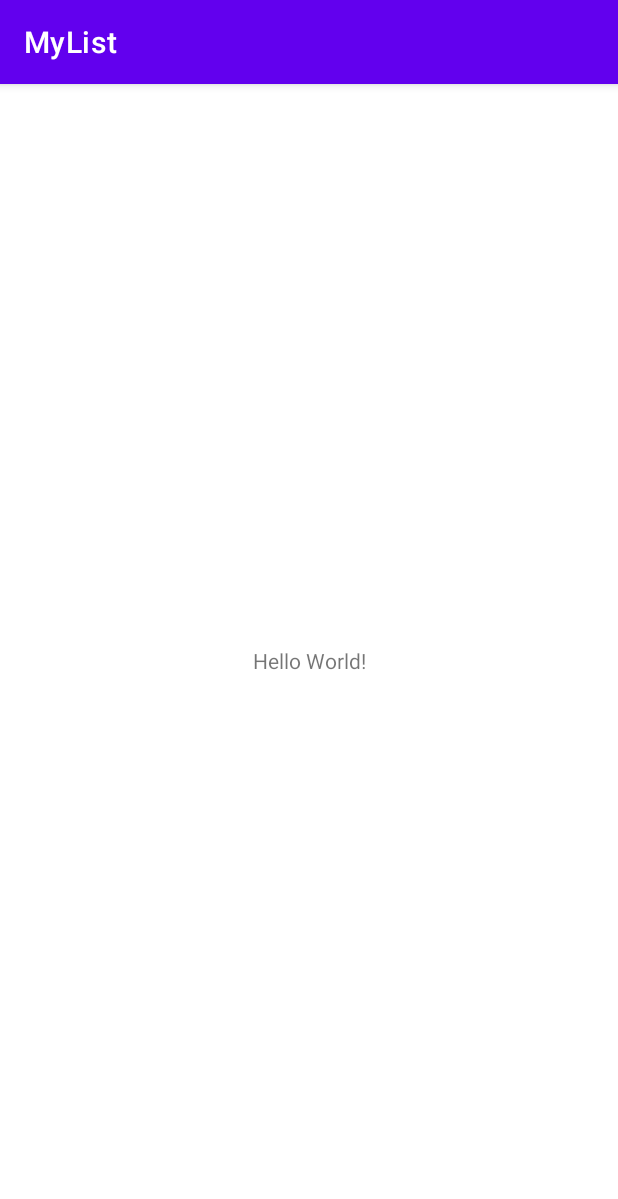
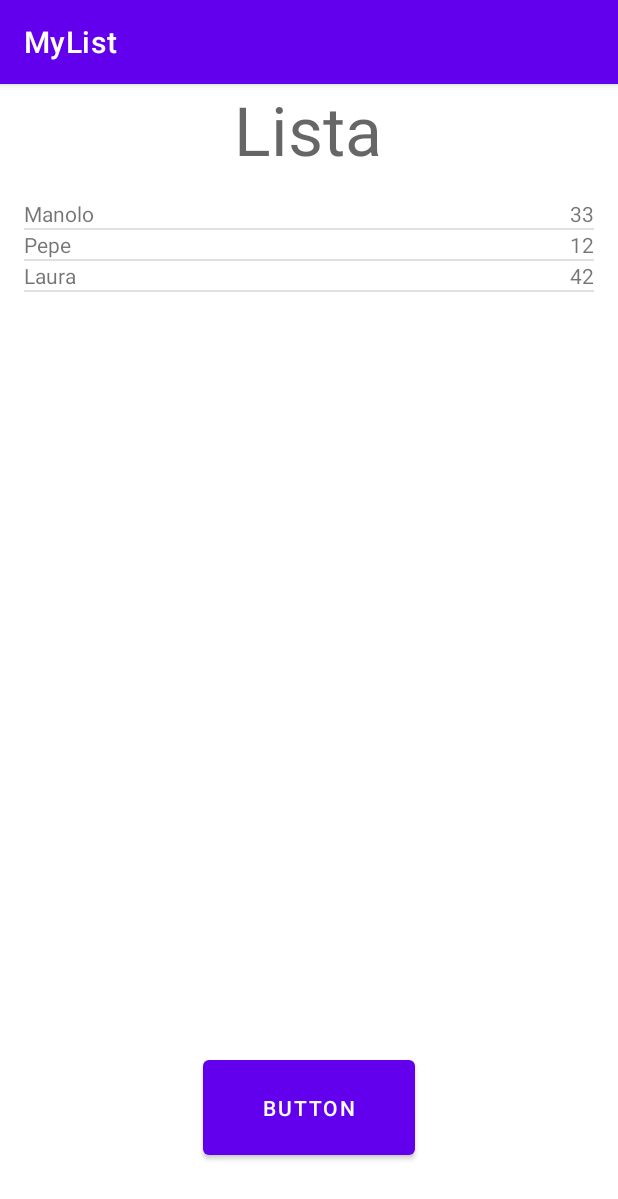
Before and after one commit to MykhailoYakyma/MyList, an Android app: the screen it shows after launch (MainActivity), on a phone screen of 412 x 824 dp. Shown: the top 1199 px of the screen. Run offline under Robolectric (Android 15) with nearby library versions, the phone set to English and light mode, and no system bars.

Commit message:
commit update

```diff
--- a/app/src/main/java/com/example/mylist/MainActivity.java
+++ b/app/src/main/java/com/example/mylist/MainActivity.java
@@ -1,14 +1,80 @@
 package com.example.mylist;
+
+import android.os.Bundle;
+import android.view.View;
+import android.view.ViewGroup;
+import android.widget.*;
 
 import androidx.appcompat.app.AppCompatActivity;
 
-import android.os.Bundle;
+import java.util.ArrayList;
+
+/*
+    Abans de començar hem de crear
+    (1) Un layout per al main amb una ListView anomenada recordsView
+            R.id.recordsView
+    (2) Un layout (lineal) per a la ListView anomenat list_item
+            R.layout.list_item
+        Aquest contindrà 2 TextView amb IDs: nom i intents
+            R.id.nom
+            R.id.intents
+
+    Referències
+        - https://github.com/codepath/android_guides/wiki/Using-an-ArrayAdapter-with-ListView
+ */
 
 public class MainActivity extends AppCompatActivity {
+
+    // Model: Record (intents=puntuació, nom)
+    class Record {
+        public int intents;
+        public String nom;
+
+        public Record(int _intents, String _nom ) {
+            intents = _intents;
+            nom = _nom;
+        }
+    }
+    // Model = Taula de records: utilitzem ArrayList
+    ArrayList<Record> records;
+
+    // ArrayAdapter serà l'intermediari amb la ListView
+    ArrayAdapter<Record> adapter;
 
     @Override
     protected void onCreate(Bundle savedInstanceState) {
         super.onCreate(savedInstanceState);
         setContentView(R.layout.activity_main);
+
+        // Inicialitzem model
+        records = new ArrayList<Record>();
+        // Afegim alguns exemples
+        records.add( new Record(33,"Manolo") );
+        records.add( new Record(12,"Pepe") );
+        records.add( new Record(42,"Laura") );
+
+        // Inicialitzem l'ArrayAdapter amb el layout pertinent
+        adapter = new ArrayAdapter<Record>( this, R.layout.list_item, records )
+        {
+            @Override
+            public View getView(int pos, View convertView, ViewGroup container)
+            {
+                // getView ens construeix el layout i hi "pinta" els valors de l'element en la posició pos
+                if( convertView==null ) {
+                    // inicialitzem l'element la View amb el seu layout
+                    convertView = getLayoutInflater().inflate(R.layout.list_item, container, false);
+                }
+                // "Pintem" valors (també quan es refresca)
+                ((TextView) convertView.findViewById(R.id.nom)).setText(getItem(pos).nom);
+                ((TextView) convertView.findViewById(R.id.intents)).setText(Integer.toString(getItem(pos).intents));
+                return convertView;
+            }
+
+        };
+
+        // busquem la ListView i li endollem el ArrayAdapter
+        ListView lv = (ListView) findViewById(R.id.recordsView);
+        lv.setAdapter(adapter);
     }
+
 }
--- a/app/src/main/res/layout/activity_main.xml
+++ b/app/src/main/res/layout/activity_main.xml
@@ -4,15 +4,46 @@
     xmlns:tools="http://schemas.android.com/tools"
     android:layout_width="match_parent"
     android:layout_height="match_parent"
+    android:background="#FFFFFF"
     tools:context=".MainActivity">
 
+    <ListView
+        android:id="@+id/recordsView"
+        android:layout_width="0dp"
+        android:layout_height="0dp"
+        android:layout_marginStart="16dp"
+        android:layout_marginTop="16dp"
+        android:layout_marginEnd="16dp"
+        android:layout_marginBottom="16dp"
+        android:background="#FFFFFF"
+        app:layout_constraintBottom_toTopOf="@+id/button"
+        app:layout_constraintEnd_toEndOf="parent"
+        app:layout_constraintHorizontal_bias="0.555"
+        app:layout_constraintStart_toStartOf="parent"
+        app:layout_constraintTop_toBottomOf="@+id/textView"
+        app:layout_constraintVertical_bias="0.0" />
+
     <TextView
+        android:id="@+id/textView"
         android:layout_width="wrap_content"
         android:layout_height="wrap_content"
-        android:text="Hello World!"
+        android:text="Lista"
+        android:textAppearance="@style/TextAppearance.AppCompat.Display2"
         app:layout_constraintBottom_toBottomOf="parent"
-        app:layout_constraintLeft_toLeftOf="parent"
-        app:layout_constraintRight_toRightOf="parent"
-        app:layout_constraintTop_toTopOf="parent" />
+        app:layout_constraintEnd_toEndOf="parent"
+        app:layout_constraintHorizontal_bias="0.498"
+        app:layout_constraintStart_toStartOf="parent"
+        app:layout_constraintTop_toTopOf="parent"
+        app:layout_constraintVertical_bias="0.0" />
+
+    <Button
+        android:id="@+id/button"
+        android:layout_width="141dp"
+        android:layout_height="75dp"
+        android:layout_marginBottom="48dp"
+        android:text="Button"
+        app:layout_constraintBottom_toBottomOf="parent"
+        app:layout_constraintEnd_toEndOf="parent"
+        app:layout_constraintStart_toStartOf="parent" />
 
 </androidx.constraintlayout.widget.ConstraintLayout>
--- /dev/null
+++ b/app/src/main/res/layout/list_item.xml
@@ -0,0 +1,18 @@
+<?xml version="1.0" encoding="utf-8"?>
+<LinearLayout xmlns:android="http://schemas.android.com/apk/res/android"
+    android:layout_width="match_parent"
+    android:layout_height="match_parent">
+
+    <TextView
+        android:id="@+id/nom"
+        android:layout_width="wrap_content"
+        android:layout_height="wrap_content"
+        android:layout_weight="1"
+        android:text="TextView" />
+
+    <TextView
+        android:id="@+id/intents"
+        android:layout_width="wrap_content"
+        android:layout_height="wrap_content"
+        android:text="TextView" />
+</LinearLayout>
```
